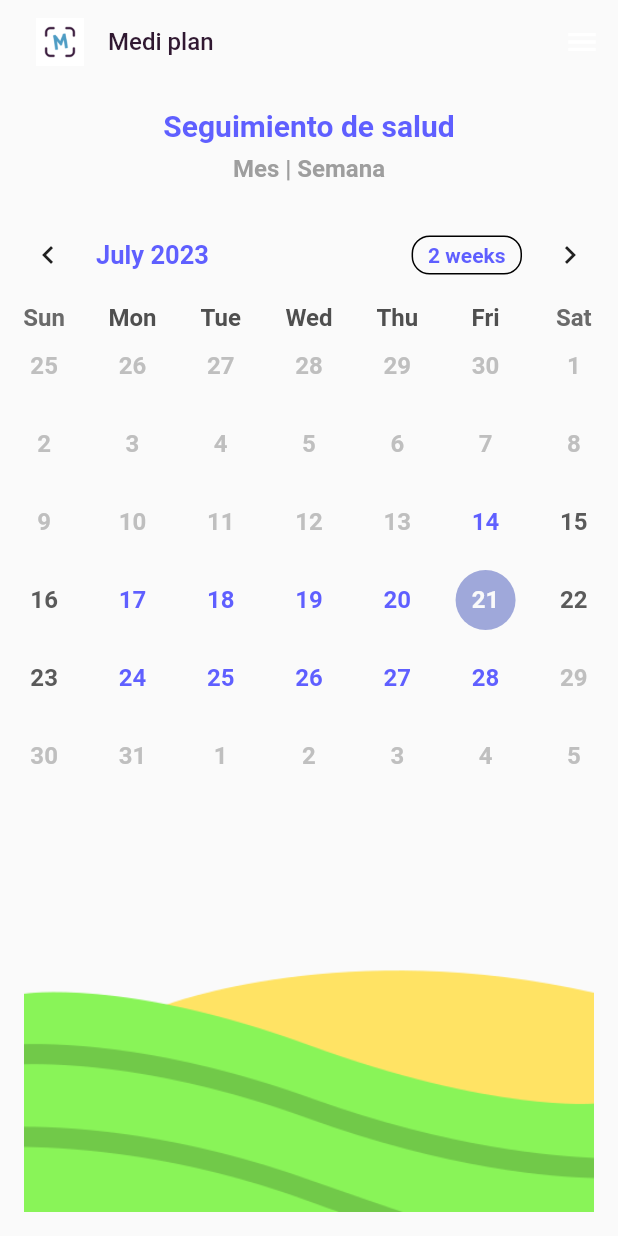
After one commit to YESSENIAJUAREZHERNANDEZ/mediplan_proyecto, a Flutter app: the CalendarScreen screen opened directly, on a phone screen of 412 x 824 dp. The commit adds this screen. Run offline on Flutter 3.47's test engine with Material 2 defaults, Android fonts, the phone set to English and light mode, and no system bars; drawn by our look-alikes of table_calendar; our stand-ins replace image_picker, percent_indicator.

Commit message:
seguimiento

```diff
--- a/lib/main.dart
+++ b/lib/main.dart
@@ -1,10 +1,10 @@
 import 'package:flutter/material.dart';
-import 'package:flutter_application_1/screens/camara.dart';
+//import 'package:flutter_application_1/screens/camara.dart';
 //import 'package:flutter_application_1/screens/alarma.dart';
 //import 'package:flutter_application_1/screens/main_screen.dart';
 //import 'package:flutter_application_1/screens/splash_screen.dart';
 //import 'package:flutter_application_1/screens/camara.dart';
-//import 'package:flutter_application_1/screens/splash_screen.dart';
+import 'package:flutter_application_1/screens/splash_screen.dart';
 //import 'package:flutter_application_1/screens/recordatorios.dart';
 //import 'package:flutter_application_1/screens/seguimiento.dart';
 //import 'package:flutter_application_1/screens/signup.dart';
@@ -22,7 +22,7 @@ class MyApp extends StatelessWidget {
     return MaterialApp(
       debugShowCheckedModeBanner: false,
       title: 'Medi plan',
-      home: CameraScreen(),
+      home: SplashScreen(),
       theme: ThemeData(
         textTheme: TextTheme(
           headline1: TextStyle(
@@ -33,7 +33,7 @@ class MyApp extends StatelessWidget {
           headline2: TextStyle(
             fontSize: 32.0,
             fontWeight: FontWeight.bold,
-            color:Color.fromARGB(255, 35, 4, 53),
+            color:Color.fromARGB(255, 255, 255, 255),
           ),
           headline5: TextStyle(
             fontSize: 36.0,
--- a/lib/screens/dispositivos.dart
+++ b/lib/screens/dispositivos.dart
@@ -21,6 +21,13 @@ class Dispositivos extends StatelessWidget {
 appBar: AppBar(
   elevation: 0,
   backgroundColor: Colors.transparent,
+  leading: IconButton(
+    icon: Icon(Icons.arrow_back, color: Colors.black), // Custom back button icon
+    onPressed: () {
+      // Navigate back to the previous screen manually
+      Navigator.pop(context);
+    },
+  ),
   title: Row(
     children: [
       IconButton(
--- a/lib/screens/medicamentos.dart
+++ b/lib/screens/medicamentos.dart
@@ -34,6 +34,13 @@ class _MedicationScreenState extends State<MedicationScreen> {
   appBar: AppBar(
   elevation: 0,
   backgroundColor: Colors.transparent,
+  leading: IconButton(
+    icon: Icon(Icons.arrow_back, color: Colors.black), // Custom back button icon
+    onPressed: () {
+      // Navigate back to the previous screen manually
+      Navigator.pop(context);
+    },
+  ),
   title: Row(
     children: [
       IconButton(
@@ -43,7 +50,9 @@ class _MedicationScreenState extends State<MedicationScreen> {
       SizedBox(width: 8),
       Text(
         'Medi plan',
-          style: TextStyle( color: Color.fromARGB(255, 48, 24, 49), fontSize: 16,
+        style: TextStyle(
+          color: Color.fromARGB(255, 48, 24, 49),
+          fontSize: 16,
         ),
       ),
     ],
--- /dev/null
+++ b/lib/screens/seguimiento.dart
@@ -0,0 +1,133 @@
+import 'package:flutter/material.dart';
+import 'package:flutter_application_1/screens/loginapp.dart';
+import 'package:table_calendar/table_calendar.dart';
+
+class Seguimiento extends StatelessWidget {
+  @override
+  Widget build(BuildContext context) {
+    return MaterialApp(
+      debugShowCheckedModeBanner: false,
+      home: CalendarScreen(),
+    );
+  }
+}
+
+
+DateTime focusedDay = DateTime.now();
+DateTime firstDay = DateTime.now().subtract(Duration(days: 7)); // Primer día
+DateTime lastDay = DateTime.now().add(Duration(days: 7)); // Segundo día
+
+
+class CalendarScreen extends StatelessWidget {
+  @override
+  Widget build(BuildContext context) {
+    return Scaffold(
+      appBar: AppBar(
+    elevation: 0,
+    backgroundColor: Colors.transparent,
+    title: Row(
+      children: [
+        IconButton(
+          icon: Image.asset('assets/iconos/icono2.png'),
+          onPressed: () {},
+        ),
+        SizedBox(width: 8),
+        Text(
+          'Medi plan',
+          style: TextStyle(
+            color: Color.fromARGB(255, 48, 24, 49),
+            fontSize: 16,
+          ),
+        ),
+      ],
+    ),
+  ),
+  endDrawer: Drawer(
+    child: ListView(
+      children: [
+        DrawerHeader(
+          decoration: BoxDecoration(
+            color: Colors.blue,
+          ),
+          child: Text(
+            'Configuración',
+            style: TextStyle(
+              color: Colors.white,
+              fontSize: 24,
+            ),
+          ),
+        ),
+        ListTile(
+          title: Text('Iniciar sesión'),
+          onTap: () {
+            // Acción para la opción 1
+            Navigator.push( context,
+                  MaterialPageRoute(builder: (context) => LoginScreen()),
+                );
+          },
+        ),
+        ListTile(
+          title: Text('Terminos y condiciones'),
+          onTap: () {
+            // Acción para la opción 2
+          },
+        ),
+        ListTile(
+          title: Text('Ayuda'),
+          onTap: () {
+            // Acción para la opción 3
+          },
+        ),
+      ],
+    ),
+  ),
+
+      body: Column(
+        crossAxisAlignment: CrossAxisAlignment.stretch,
+        children: [
+          Padding(
+            padding: EdgeInsets.all(16.0),
+            child: Column(
+              children: [
+                Text(
+                  'Seguimiento de salud',
+                  style: TextStyle(
+                    fontSize: 20.0,
+                    fontWeight: FontWeight.bold,
+                  ),
+                ),
+                SizedBox(height: 8.0),
+                Text(
+                  'Mes | Semana',
+                  style: TextStyle(
+                    fontSize: 16.0,
+                    color: Colors.grey,
+                  ),
+                ),
+              ],
+            ),
+          ),
+          Expanded(
+
+            child:
+
+            TableCalendar(
+              calendarFormat: CalendarFormat.month,
+              focusedDay: focusedDay,
+                firstDay: firstDay,
+                lastDay: lastDay,
+              // Resto de las configuraciones y propiedades del TableCalendar
+            )
+          ),
+          Container(
+            padding: EdgeInsets.all(16.0),
+            child: Image.asset(
+              'assets/imagenes/campo.png', // Ruta de la imagen
+              fit: BoxFit.cover,
+            ),
+          ),
+        ],
+      ),
+    );
+  }
+}
```
Also changed, not shown: lib/screens/main_screen.dart (+3 -5 lines). Lines whose indentation alone changed are shown as unchanged.
